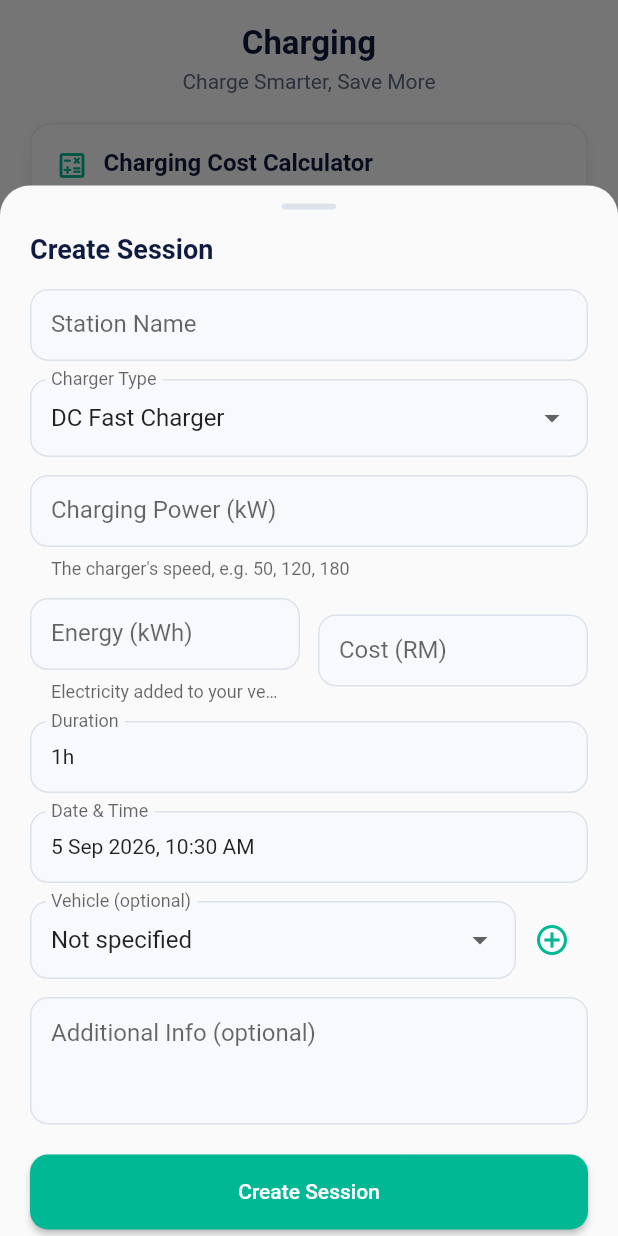
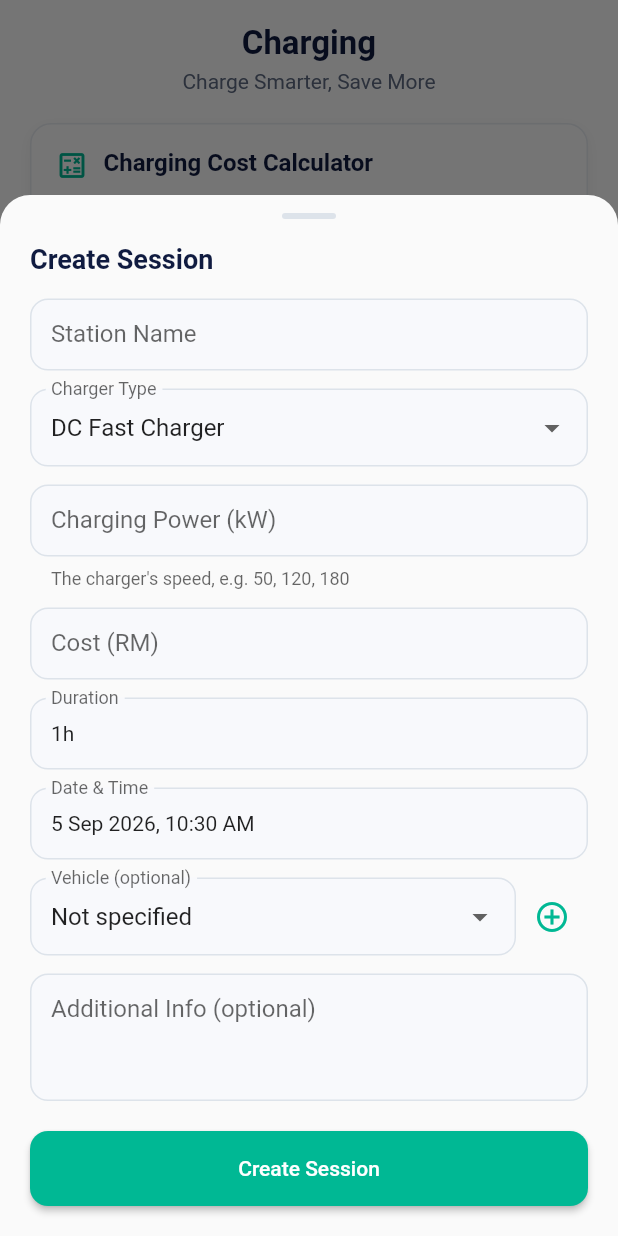
Before and after one commit to xinyueeee/ChargeWiseMY, a Flutter app: the ChargingScreen widget shown alone on an empty page, opened directly, after a tap on "Calculate", after a tap on the "add circle outline" icon, on a phone screen of 412 x 824 dp. Run offline on Flutter 3.47's test engine with Material 3 defaults, Android fonts, the phone set to English and light mode, and no system bars; our stand-ins replace flutter_local_notifications, geolocator, google_maps_flutter, image_picker, shared_preferences, sqflite and 1 more; missing offline and left inert: workmanager; accounts and stored records are empty; Roboto replaces fonts that are missing (Arial).

Commit message:
Fix Bugs

```diff
--- a/lib/modules/charging/screens/charging_screen.dart
+++ b/lib/modules/charging/screens/charging_screen.dart
@@ -23,10 +23,6 @@ import 'create_session_sheet.dart';
 
 const _malaysiaFallback = LatLng(3.1390, 101.6869);
 
-const _acPowerMinKw = 3;
-const _acPowerMaxKw = 22;
-const _dcPowerMinKw = 30;
-const _dcPowerMaxKw = 180;
 const _rateMinRm = 0.20;
 const _rateMaxRm = 2.00;
 
@@ -357,18 +353,7 @@ class _ChargingScreenState extends State<ChargingScreen> with RouteAware {
     return 10;
   }
 
-  bool get _calcIsDc => _calcChargerType.toLowerCase().contains('dc');
-
-  String? _validateCalcPower(String? value) {
-    final power = int.tryParse((value ?? '').trim());
-    if (power == null) return 'Enter power in kW';
-    final min = _calcIsDc ? _dcPowerMinKw : _acPowerMinKw;
-    final max = _calcIsDc ? _dcPowerMaxKw : _acPowerMaxKw;
-    if (power < min || power > max) {
-      return '${_calcIsDc ? 'DC' : 'AC'} charger power should be $min-$max kW';
-    }
-    return null;
-  }
+  String? _validateCalcPower(String? value) => validateChargingPowerKw(value);
 
   String? _validateCalcRate(String? value) {
     final rate = double.tryParse((value ?? '').trim());
@@ -404,13 +389,11 @@ class _ChargingScreenState extends State<ChargingScreen> with RouteAware {
     if (!_validateCalcForm()) return;
     final power = int.parse(_calcPowerController.text.trim());
     if (_calcResult == null) return;
-    final hours = _calcHours + _calcMinutes / 60;
     final saved = await showCreateSessionSheet(
       context,
       prefill: {
         'charger_type': _calcChargerType,
         'power_kw': power,
-        'energy_kwh': power * hours,
         'cost': _calcResult,
         'duration_minutes': _calcHours * 60 + _calcMinutes,
       },
@@ -649,6 +632,7 @@ class _ChargingScreenState extends State<ChargingScreen> with RouteAware {
                     decoration: const InputDecoration(
                       labelText: 'Charging Power (kW)',
                       border: OutlineInputBorder(),
+                      errorMaxLines: 2,
                     ),
                     validator: _validateCalcPower,
                   ),
@@ -664,6 +648,7 @@ class _ChargingScreenState extends State<ChargingScreen> with RouteAware {
               decoration: const InputDecoration(
                 labelText: 'Electricity Rate (RM/kWh)',
                 border: OutlineInputBorder(),
+                errorMaxLines: 2,
               ),
               validator: _validateCalcRate,
             ),
@@ -693,9 +678,7 @@ class _ChargingScreenState extends State<ChargingScreen> with RouteAware {
                       ),
                       const SizedBox(height: 2),
                       Text(
-                        _calcResult == null
-                            ? 'RM --'
-                            : formatRm(_calcResult!),
+                        _calcResult == null ? 'RM --' : formatRm(_calcResult!),
                         style: const TextStyle(
                           fontSize: 22,
                           fontWeight: FontWeight.w800,
--- a/lib/modules/charging/screens/create_session_sheet.dart
+++ b/lib/modules/charging/screens/create_session_sheet.dart
@@ -41,7 +41,6 @@ class _CreateSessionSheetState extends State<_CreateSessionSheet> {
   final _authService = AuthService();
 
   late final TextEditingController _powerController;
-  late final TextEditingController _energyController;
   late final TextEditingController _costController;
   late final TextEditingController _notesController;
   late String _chargerType;
@@ -69,11 +68,6 @@ class _CreateSessionSheetState extends State<_CreateSessionSheet> {
       text: source?['power_kw'] == null
           ? ''
           : (source!['power_kw'] as num).toString(),
-    );
-    _energyController = TextEditingController(
-      text: source?['energy_kwh'] == null
-          ? ''
-          : (source!['energy_kwh'] as num).toString(),
     );
     _costController = TextEditingController(
       text: source?['cost'] == null
@@ -112,7 +106,6 @@ class _CreateSessionSheetState extends State<_CreateSessionSheet> {
   @override
   void dispose() {
     _powerController.dispose();
-    _energyController.dispose();
     _costController.dispose();
     _notesController.dispose();
     super.dispose();
@@ -148,9 +141,9 @@ class _CreateSessionSheetState extends State<_CreateSessionSheet> {
     setState(() => _saving = true);
     try {
       final power = double.parse(_powerController.text.trim());
-      final energy = double.parse(_energyController.text.trim());
       final cost = double.parse(_costController.text.trim());
       final duration = _durationHours * 60 + _durationMinutes;
+      final energy = power * (duration / 60);
       final vehicle = _vehicles.firstWhere(
         (v) => v['id'] == _selectedVehicleId,
         orElse: () => const {},
@@ -329,40 +322,14 @@ class _CreateSessionSheetState extends State<_CreateSessionSheet> {
                             helperText:
                                 'The charger\'s speed, e.g. 50, 120, 180',
                             border: OutlineInputBorder(),
+                            errorMaxLines: 2,
                           ),
-                          validator: (value) =>
-                              int.tryParse((value ?? '').trim()) == null
-                                  ? 'Enter power in kW'
-                                  : null,
+                          validator: validateChargingPowerKw,
                         ),
                         const SizedBox(height: 12),
-                        Row(
-                          children: [
-                            Expanded(
-                              child: TextFormField(
-                                controller: _energyController,
-                                keyboardType:
-                                    const TextInputType.numberWithOptions(
-                                        decimal: true),
-                                decoration: const InputDecoration(
-                                  labelText: 'Energy (kWh)',
-                                  helperText:
-                                      'Electricity added to your vehicle',
-                                  border: OutlineInputBorder(),
-                                ),
-                                validator: (value) =>
-                                    double.tryParse((value ?? '').trim()) ==
-                                            null
-                                        ? 'Enter kWh'
-                                        : null,
-                              ),
-                            ),
-                            const SizedBox(width: 12),
-                            Expanded(
-                              child: TextFormField(
+                        TextFormField(
                           controller: _costController,
-                                keyboardType:
-                                    const TextInputType.numberWithOptions(
+                          keyboardType: const TextInputType.numberWithOptions(
                               decimal: true),
                           inputFormatters: [twoDecimalInputFormatter],
                           decoration: const InputDecoration(
@@ -370,13 +337,9 @@ class _CreateSessionSheetState extends State<_CreateSessionSheet> {
                             border: OutlineInputBorder(),
                           ),
                           validator: (value) =>
-                                    double.tryParse((value ?? '').trim()) ==
-                                            null
+                              double.tryParse((value ?? '').trim()) == null
                                   ? 'Enter cost'
                                   : null,
-                              ),
-                            ),
-                          ],
                         ),
                         const SizedBox(height: 12),
                         DurationPickerField(
--- a/lib/modules/charging/widgets/charging_widgets.dart
+++ b/lib/modules/charging/widgets/charging_widgets.dart
@@ -23,6 +23,19 @@ final twoDecimalInputFormatter = TextInputFormatter.withFunction(
 
 const chargingDcColor = Colors.orange;
 const chargingAcColor = Colors.deepPurple;
+
+const chargingPowerMinKw = 1;
+const chargingPowerMaxKw = 999;
+
+String? validateChargingPowerKw(String? value) {
+  final power = int.tryParse((value ?? '').trim());
+  if (power == null) return 'Enter power in kW';
+  if (power < chargingPowerMinKw || power > chargingPowerMaxKw) {
+    return 'Charging power should be '
+        '$chargingPowerMinKw-$chargingPowerMaxKw kW';
+  }
+  return null;
+}
 
 const chargerTypes = ['AC Charger', 'DC Fast Charger'];
 
```
Lines whose indentation alone changed are shown as unchanged.
